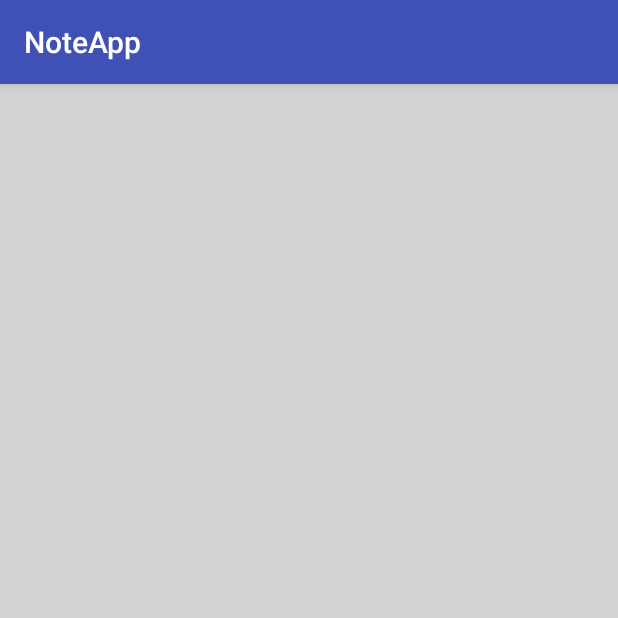
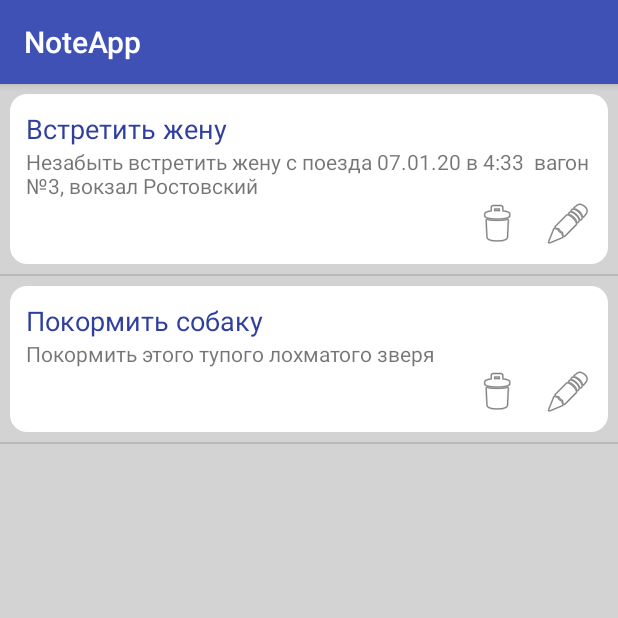
Before and after one commit to DedCharel/NoteApp, an Android app: the screen it shows after launch (MainActivity), on a phone screen of 412 x 824 dp, the top half of it. Run offline under Robolectric (Android 15) with nearby library versions, the phone set to English and light mode, and no system bars.

Commit message:
List dammy notes use ListView

```diff
--- a/app/src/main/java/ru/nvg_soft/noteapp/MainActivity.kt
+++ b/app/src/main/java/ru/nvg_soft/noteapp/MainActivity.kt
@@ -2,11 +2,51 @@ package ru.nvg_soft.noteapp
 
 import android.support.v7.app.AppCompatActivity
 import android.os.Bundle
+import android.view.View
+import android.view.ViewGroup
+import android.widget.BaseAdapter
+import kotlinx.android.synthetic.main.activity_main.*
+import kotlinx.android.synthetic.main.ticket.view.*
+import java.util.zip.Inflater
 
 class MainActivity : AppCompatActivity() {
 
+    var listOfNotes = ArrayList<Note>()
+    var adapter:MyNoteAdapter? = null
     override fun onCreate(savedInstanceState: Bundle?) {
         super.onCreate(savedInstanceState)
         setContentView(R.layout.activity_main)
+
+        listOfNotes.add(Note(1,"Встретить жену", "Незабыть встретить жену с поезда 07.01.20 в 4:33  вагон №3, вокзал Ростовский"))
+        listOfNotes.add(Note(2,"Покормить собаку", "Покормить этого тупого лохматого зверя"))
+
+        adapter = MyNoteAdapter(listOfNotes)
+        lvNotes.adapter = adapter
+    }
+
+    inner class MyNoteAdapter:BaseAdapter{
+        var listNotes = ArrayList<Note>()
+        constructor(listNotes:ArrayList<Note>){
+            this.listNotes = listNotes
+        }
+        override fun getView(p0: Int, p1: View?, p2: ViewGroup?): View {
+            var myView = layoutInflater.inflate(R.layout.ticket,null)
+            var note = listNotes[p0]
+            myView.tvTitle.text = note.noteName
+            myView.tvContent.text = note.noteDes
+            return myView
+        }
+
+        override fun getItem(p0: Int): Any {
+            return listNotes[p0]
+        }
+
+        override fun getItemId(p0: Int): Long {
+            return p0.toLong()
+        }
+
+        override fun getCount(): Int {
+           return listNotes.size
+        }
     }
 }
--- /dev/null
+++ b/app/src/main/java/ru/nvg_soft/noteapp/Note.kt
@@ -0,0 +1,13 @@
+package ru.nvg_soft.noteapp
+
+class Note {
+    var noteID:Int? = null
+    var noteName:String? = null
+    var noteDes:String? = null
+
+    constructor(noteID:Int,noteName:String,noteDes:String){
+        this.noteID = noteID
+        this.noteName = noteName
+        this.noteDes = noteDes
+    }
+}
--- a/app/src/main/res/layout/activity_main.xml
+++ b/app/src/main/res/layout/activity_main.xml
@@ -9,5 +9,5 @@
         tools:context=".MainActivity">
     <ListView
             android:layout_width="match_parent"
-            android:layout_height="match_parent"/>
+            android:layout_height="match_parent" android:id="@+id/lvNotes"/>
 </LinearLayout>
--- a/app/src/main/res/layout/ticket.xml
+++ b/app/src/main/res/layout/ticket.xml
@@ -25,16 +25,19 @@
         <LinearLayout
 
                 android:orientation="horizontal"
-                android:layout_width="wrap_content"
+                android:layout_width="match_parent"
                 android:layout_height="wrap_content">
+            <Space
+                    android:layout_width="match_parent"
+                    android:layout_height="wrap_content" android:layout_weight="1"/>
             <ImageView
-
-                    android:layout_width="wrap_content"
+                    android:layout_marginRight="7pt"
+                    android:layout_width="50pt"
                     android:layout_height="wrap_content" app:srcCompat="@android:drawable/ic_menu_delete"
                     android:id="@+id/imageView2" android:layout_weight="1"/>
             <ImageView
 
-                    android:layout_width="wrap_content"
+                    android:layout_width="50pt"
                     android:layout_height="wrap_content" app:srcCompat="@android:drawable/ic_menu_edit"
                     android:id="@+id/imageView" android:layout_weight="1"/>
         </LinearLayout>
```
